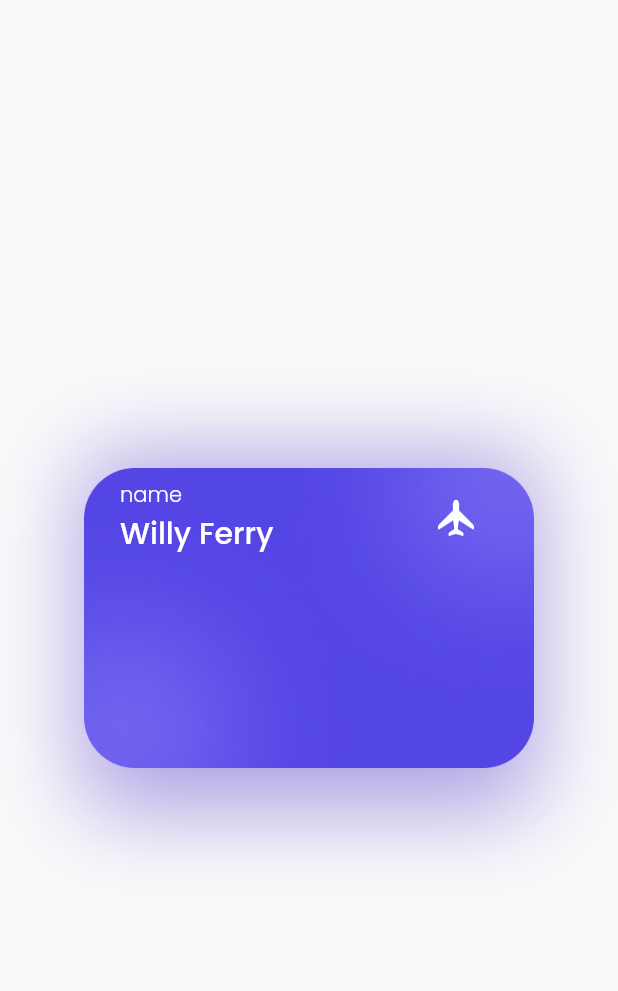
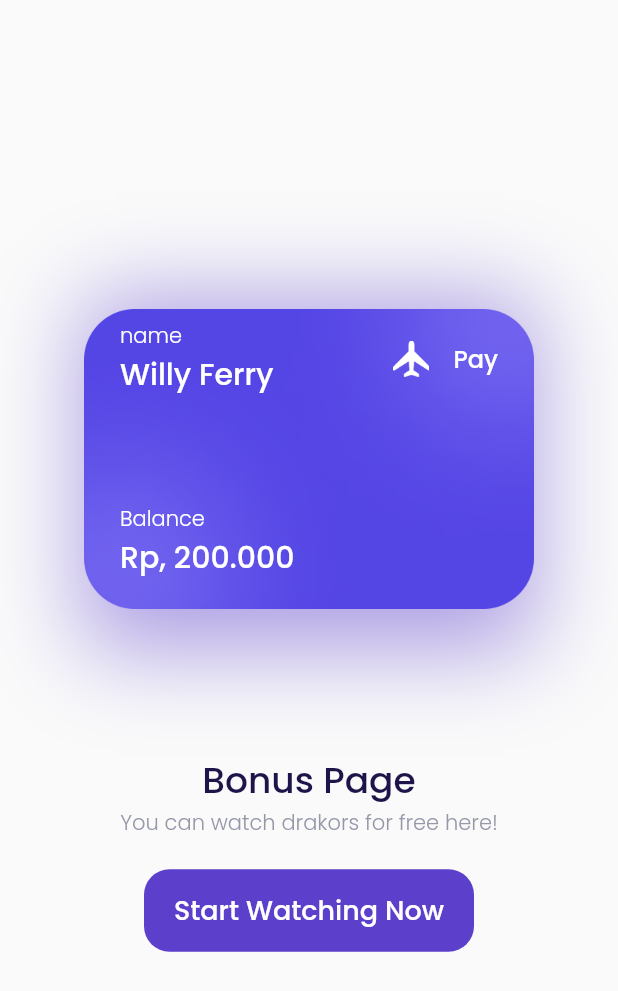
Before and after one commit to willyferry/flutter, a Flutter app: the BonusPage screen opened by its route, on a phone screen of 412 x 824 dp. Shown: the top 991 px of the screen. Run offline on Flutter 3.47's test engine with Material 2 defaults, Android fonts, the phone set to English and light mode, and no system bars; our stand-ins replace google_fonts.

Commit message:
bonus page done

```diff
--- a/lib/ui/pages/bonuse_page.dart
+++ b/lib/ui/pages/bonuse_page.dart
@@ -23,6 +23,7 @@ class BonusPage extends StatelessWidget {
               )
             ]),
         child: Column(
+          crossAxisAlignment: CrossAxisAlignment.start,
           children: [
             Row(
               children: [
@@ -52,8 +53,81 @@ class BonusPage extends StatelessWidget {
                     decoration: const BoxDecoration(
                         image: DecorationImage(
                       image: AssetImage('assets/icon_plane.png'),
-                    )))
+                    ))),
+                Text(
+                  'Pay',
+                  style: whiteTextStyle.copyWith(
+                    fontSize: 16,
+                    fontWeight: medium,
+                  ),
+                )
               ],
+            ),
+            Container(
+                margin: const EdgeInsets.only(top: 71),
+                child: Column(
+                  crossAxisAlignment: CrossAxisAlignment.start,
+                  children: [
+                    Text(
+                      'Balance',
+                      style: whiteTextStyle.copyWith(
+                          fontSize: 14, fontWeight: light),
+                    ),
+                    Text(
+                      'Rp, 200.000',
+                      style: whiteTextStyle.copyWith(
+                        fontSize: 20,
+                        fontWeight: medium,
+                      ),
+                    )
+                  ],
+                ))
+          ],
+        ),
+      );
+    }
+
+    Widget startButton() {
+      return Container(
+        width: 220,
+        height: 55,
+        margin: const EdgeInsets.only(top: 20),
+        child: TextButton(
+          onPressed: () => {
+            // Navigator.pushNamed(context, '/bonus/detail')
+          },
+          style: TextButton.styleFrom(
+            backgroundColor: kPrimaryColor,
+            shape: RoundedRectangleBorder(
+                borderRadius: BorderRadius.circular(defaultRadius)),
+          ),
+          child: Text(
+            'Start Watching Now',
+            style: whiteTextStyle.copyWith(fontSize: 18, fontWeight: medium),
+          ),
+        ),
+      );
+    }
+
+    Widget title() {
+      return Container(
+        margin: EdgeInsets.only(top: 80),
+        child: Column(
+          children: [
+            Text(
+              'Bonus Page',
+              style: blackTextStyle.copyWith(
+                fontSize: 24,
+                fontWeight: medium,
+              ),
+              textAlign: TextAlign.center,
+            ),
+            Text(
+              'You can watch drakors for free here!',
+              style: greyTextStyle.copyWith(
+                fontSize: 14,
+                fontWeight: light,
+              ),
             ),
           ],
         ),
@@ -66,6 +140,8 @@ class BonusPage extends StatelessWidget {
           mainAxisAlignment: MainAxisAlignment.center,
           children: [
             imageHolder(),
+            title(),
+            startButton(),
           ],
         ),
       ),
```
